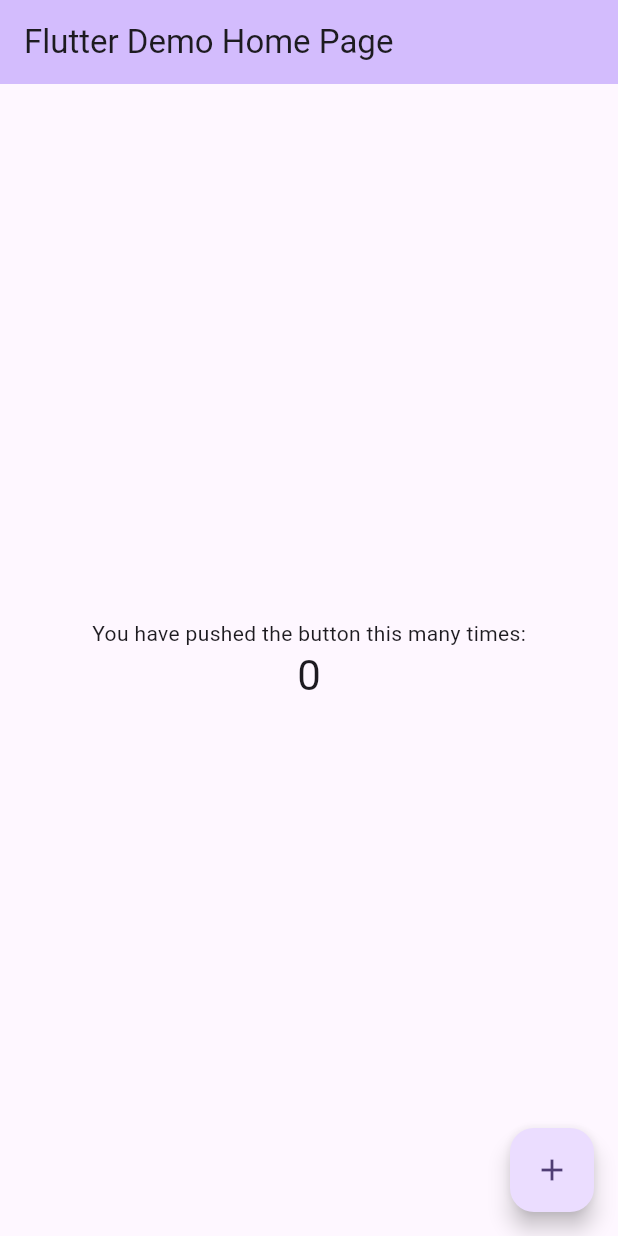
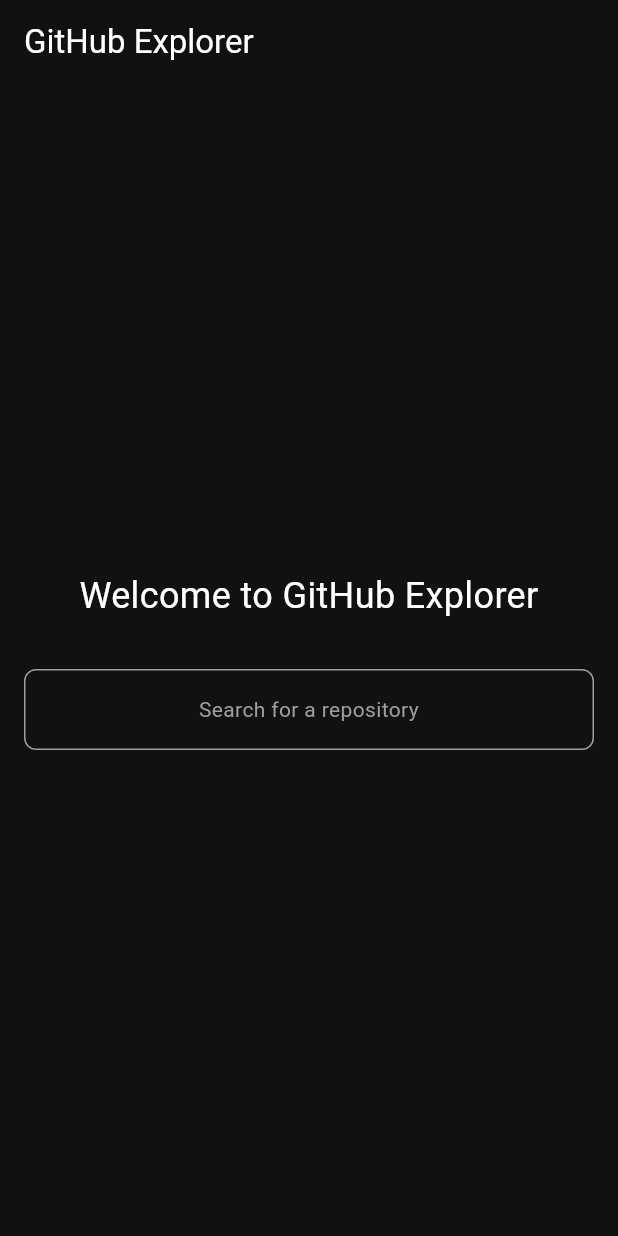
Before and after one commit to Dammyololade/flutter_github_explorer, a Flutter app: the screen it shows after launch, on a phone screen of 412 x 824 dp. Run offline on Flutter 3.47's test engine with Material 3 defaults, Android fonts, the phone set to English and light mode, and no system bars; our stand-ins replace dio, equatable, flex_color_scheme, flutter_bloc, get_it, injectable and 1 more; missing offline and left inert: refresh_loadmore.

Commit message:
Added search page UI elements and completed search functionality

```diff
--- /dev/null
+++ b/lib/core/utils/route_manager.dart
@@ -0,0 +1,15 @@
+
+import 'package:flutter/material.dart';
+import 'package:flutter_github_explorer/features/search/presentation/views/home_page.dart';
+import 'package:flutter_github_explorer/features/search/presentation/views/search_page.dart';
+
+class RouteManager {
+  static const String home = '/';
+  static const String search = '/search';
+
+
+  static Map<String, WidgetBuilder> get routes => {
+    home: (context) => const HomePage(),
+    search: (context) => const SearchPage(),
+  };
+}
--- a/lib/features/search/data/datasource/search_data_source.dart
+++ b/lib/features/search/data/datasource/search_data_source.dart
@@ -2,6 +2,9 @@
 import 'package:flutter_github_explorer/core/common_domain/models/api_result_model.dart';
 import 'package:flutter_github_explorer/features/search/data/models/search_response/search_response.dart';
 
+/// A contract class that defines the methods that must be implemented by
+/// any data source that wants to provide search functionality.
+/// This is a good example of the Interface Segregation Principle.
 abstract class SearchDataSource {
   Future<ApiResultModel<SearchResponse>> search(String query);
 
--- a/lib/features/search/data/datasource/search_data_source_impl.dart
+++ b/lib/features/search/data/datasource/search_data_source_impl.dart
@@ -6,23 +6,31 @@
 import 'package:flutter_github_explorer/features/search/data/models/search_response/search_response.dart';
 import 'package:injectable/injectable.dart';
 
+/// A concrete implementation of [SearchDataSource] contract that uses [DioRequestWrapper] to fetch data.
 @Injectable(as: SearchDataSource)
 class SearchDataSourceImpl implements SearchDataSource {
   SearchDataSourceImpl(this._dioRequestWrapper);
 
+  /// An instance of [DioRequestWrapper] that is used to make network requests.
   final DioRequestWrapper _dioRequestWrapper;
 
+  /// Fetches search results from the server.
+  /// returns [ApiResultModel<SearchResponse>] which can be either [ApiResultModelSuccess] or [ApiResultModelFailure].
+  /// [ApiResultModelSuccess] contains the data returned from the server.
+  /// [ApiResultModelFailure] contains the error that occurred while fetching data.
+  /// It has a single parameter [query] which is the search query.
+  /// This is used to search for repositories on Github.
   @override
   Future<ApiResultModel<SearchResponse>> search(String query) async {
     try {
       final response = await _dioRequestWrapper.call(
-        "${AppConstants.serverBaseUrl}?q=$query&per_page=20&sort=name&order=asc",
+        "${AppConstants.serverBaseUrl}?q=$query&per_page=20",
       );
       return response.when(
         onSuccess: (data) => ApiResultModelSuccess(
           data: SearchResponse.parse(
             data.data,
-            data.headers.value("link")!,
+            data.headers.value("link"),
           ),
         ),
         onFailure: (error) => ApiResultModelFailure(error: error),
@@ -37,6 +45,11 @@
     }
   }
 
+  /// Fetches the next page of search results from the server.
+  /// returns [ApiResultModel<SearchResponse>] which can be either [ApiResultModelSuccess] or [ApiResultModelFailure].
+  /// It has a single parameter [url] which is the url of the next page of search results.
+  /// [ApiResultModelSuccess] contains the data returned from the server.
+  /// [ApiResultModelFailure] contains the error that occurred while fetching data.
   @override
   Future<ApiResultModel<SearchResponse>> next(String url) async {
     try {
--- a/lib/features/search/domain/repositories/search_repository.dart
+++ b/lib/features/search/domain/repositories/search_repository.dart
@@ -1,6 +1,8 @@
 import 'package:flutter_github_explorer/core/common_domain/models/api_result_model.dart';
 import 'package:flutter_github_explorer/features/search/data/models/search_response/search_response.dart';
 
+/// A contract class that defines the methods that must be implemented by
+/// any repository that wants to provide search functionality.
 abstract class SearchRepository {
   Future<ApiResultModel<SearchResponse>> search({required String query});
 
--- a/lib/features/search/domain/usecases/load_more_usecase.dart
+++ b/lib/features/search/domain/usecases/load_more_usecase.dart
@@ -5,13 +5,18 @@
 import 'package:flutter_github_explorer/features/search/domain/repositories/search_repository.dart';
 import 'package:injectable/injectable.dart';
 
+/// A concrete implementation of [LoadMoreUsecase] contract that uses [SearchRepository] to fetch paginated data.
 @injectable
 class LoadMoreUsecase implements BaseUsecase<SearchResponse> {
 
   LoadMoreUsecase(this.searchRepository);
 
+  /// An instance of [SearchRepository] to be used by this usecase.
   final SearchRepository searchRepository;
 
+  /// Fetches the next page of data from the search API.
+  /// Expected parameter is the URL of the next page.
+  /// Returns an [ApiResultModel] which can be either [ApiResultModelSuccess] or [ApiResultModelFailure].
   @override
   Future<ApiResultModel<SearchResponse>> call({required String url}) {
     return searchRepository.next(url: url);
--- a/lib/features/search/domain/usecases/search_usecase.dart
+++ b/lib/features/search/domain/usecases/search_usecase.dart
@@ -5,6 +5,10 @@
 import 'package:flutter_github_explorer/features/search/domain/repositories/search_repository.dart';
 import 'package:injectable/injectable.dart';
 
+/// A concrete implementation of [SearchUsecase] contract that uses [SearchRepository] to fetch data.
+/// One major advantage of using this approach is that the repository can be easily swapped out with another implementation
+/// without affecting the usecase.
+/// This is because the usecase is the only class that knows about the repository.
 @injectable
 class SearchUsecase implements BaseUsecase<SearchResponse> {
 
--- /dev/null
+++ b/lib/features/search/presentation/views/home_page.dart
@@ -0,0 +1,46 @@
+import 'package:flutter/material.dart';
+import 'package:flutter_github_explorer/core/utils/route_manager.dart';
+
+class HomePage extends StatelessWidget {
+  const HomePage({super.key});
+
+  @override
+  Widget build(BuildContext context) {
+    return Scaffold(
+      appBar: AppBar(
+        title: const Text('GitHub Explorer'),
+      ),
+      body: Column(
+        mainAxisAlignment: MainAxisAlignment.center,
+        children: [
+          const Text(
+            'Welcome to GitHub Explorer',
+            style: TextStyle(fontSize: 24),
+            textAlign: TextAlign.center,
+          ),
+          const SizedBox(
+            height: 32,
+          ),
+          GestureDetector(
+            onTap: () {
+              Navigator.pushNamed(context, RouteManager.search);
+            },
+            child: Container(
+              margin: const EdgeInsets.symmetric(horizontal: 16),
+              width: double.infinity,
+              padding: const EdgeInsets.all(16),
+              decoration: BoxDecoration(
+                border: Border.all(color: Colors.grey),
+                borderRadius: BorderRadius.circular(8),
+              ),
+              child: const Text('Search for a repository',
+                  style: TextStyle(color: Colors.grey),
+                  textAlign: TextAlign.center
+              ),
+            ),
+          )
+        ],
+      ),
+    );
+  }
+}
--- a/lib/main.dart
+++ b/lib/main.dart
@@ -1,6 +1,7 @@
+import 'package:flex_color_scheme/flex_color_scheme.dart';
 import 'package:flutter/material.dart';
 import 'package:flutter_github_explorer/core/di/app_locator.dart';
-import 'package:flutter_github_explorer/features/search/presentation/cubit/search_cubit.dart';
+import 'package:flutter_github_explorer/core/utils/route_manager.dart';
 
 void main() {
   initAppLocator();
@@ -14,94 +15,12 @@
   Widget build(BuildContext context) {
     return MaterialApp(
       title: 'Flutter Demo',
-      theme: ThemeData(
-        colorScheme: ColorScheme.fromSeed(seedColor: Colors.deepPurple),
-        useMaterial3: true,
+      themeMode: ThemeMode.dark,
+      theme: FlexThemeData.dark(
+        scheme: FlexScheme.amber,
       ),
-      home: const MyHomePage(title: 'Flutter Demo Home Page'),
+      initialRoute: RouteManager.home,
+      routes: RouteManager.routes,
     );
   }
 }
-
-class MyHomePage extends StatefulWidget {
-  const MyHomePage({super.key, required this.title});
-
-  final String title;
-
-  @override
-  State<MyHomePage> createState() => _MyHomePageState();
-}
-
-class _MyHomePageState extends State<MyHomePage> {
-  int _counter = 0;
-
-  void _incrementCounter() {
-    setState(() {
-
-      _counter++;
-    });
-  }
-
-  @override
-  void initState() {
-    WidgetsBinding.instance.addPostFrameCallback((_) {
-      locator<SearchCubit>().search("flutter");
-    });
-    super.initState();
-  }
-
-  @override
-  Widget build(BuildContext context) {
-    // This method is rerun every time setState is called, for instance as done
-    // by the _incrementCounter method above.
-    //
-    // The Flutter framework has been optimized to make rerunning build methods
-    // fast, so that you can just rebuild anything that needs updating rather
-    // than having to individually change instances of widgets.
-    return Scaffold(
-      appBar: AppBar(
-        // TRY THIS: Try changing the color here to a specific color (to
-        // Colors.amber, perhaps?) and trigger a hot reload to see the AppBar
-        // change color while the other colors stay the same.
-        backgroundColor: Theme.of(context).colorScheme.inversePrimary,
-        // Here we take the value from the MyHomePage object that was created by
-        // the App.build method, and use it to set our appbar title.
-        title: Text(widget.title),
-      ),
-      body: Center(
-        // Center is a layout widget. It takes a single child and positions it
-        // in the middle of the parent.
-        child: Column(
-          // Column is also a layout widget. It takes a list of children and
-          // arranges them vertically. By default, it sizes itself to fit its
-          // children horizontally, and tries to be as tall as its parent.
-          //
-          // Column has various properties to control how it sizes itself and
-          // how it positions its children. Here we use mainAxisAlignment to
-          // center the children vertically; the main axis here is the vertical
-          // axis because Columns are vertical (the cross axis would be
-          // horizontal).
-          //
-          // TRY THIS: Invoke "debug painting" (choose the "Toggle Debug Paint"
-          // action in the IDE, or press "p" in the console), to see the
-          // wireframe for each widget.
-          mainAxisAlignment: MainAxisAlignment.center,
-          children: <Widget>[
-            const Text(
-              'You have pushed the button this many times:',
-            ),
-            Text(
-              '$_counter',
-              style: Theme.of(context).textTheme.headlineMedium,
-            ),
-          ],
-        ),
-      ),
-      floatingActionButton: FloatingActionButton(
-        onPressed: _incrementCounter,
-        tooltip: 'Increment',
-        child: const Icon(Icons.add),
-      ), // This trailing comma makes auto-formatting nicer for build methods.
-    );
-  }
-}
--- a/pubspec.yaml
+++ b/pubspec.yaml
@@ -45,6 +45,8 @@
   injectable: ^2.4.2
   get_it: ^7.7.0
   pretty_dio_logger: ^1.2.0-beta-1
+  flex_color_scheme: ^7.3.1
+  refresh_loadmore: ^2.0.5
 
 dev_dependencies:
   build_runner: ^2.4.9
```
Also changed, not shown: lib/features/search/data/models/search_response/items_model.dart (+9 -4 lines), lib/features/search/data/models/search_response/search_response.dart (+12 -3 lines), lib/features/search/data/repositories/search_repository_impl.dart (+10 -4 lines), lib/features/search/presentation/cubit/search_cubit.dart (+75 -5 lines), lib/features/search/presentation/cubit/search_state.dart (+9 -8 lines), lib/features/search/presentation/views/exp_search.dart (added, +54 -0 lines), lib/features/search/presentation/views/search_page.dart (added, +55 -0 lines), lib/features/search/presentation/views/search_result.dart (added, +147 -0 lines), lib/core/di/app_locator.config.dart, lib/features/search/data/models/search_response/items_model.g.dart, pubspec.lock.
